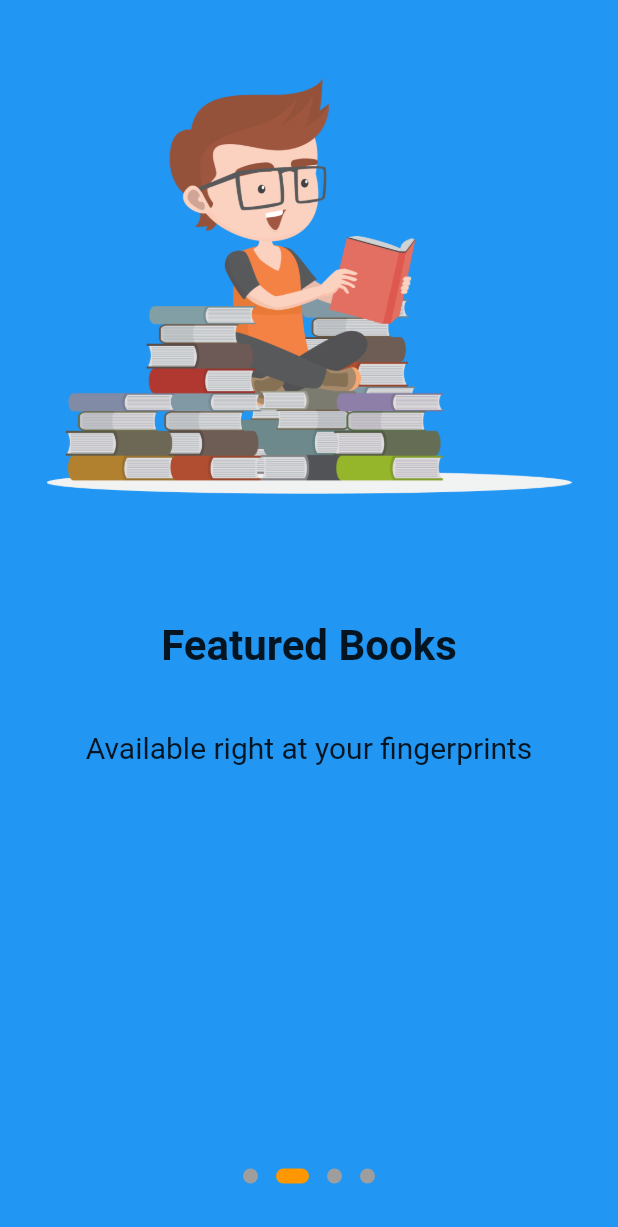
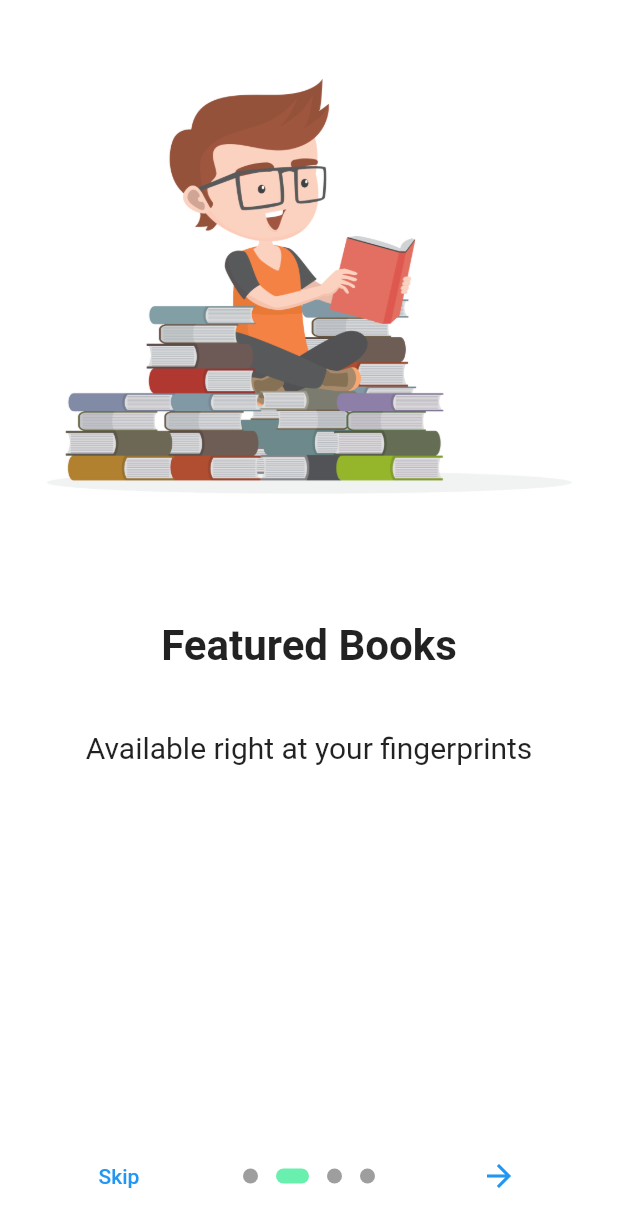
Before and after one commit to Mwita04/onboarding_screen, a Flutter app: the screen it shows after launch, after a tap on the "arrow forward" icon, on a phone screen of 412 x 824 dp. Shown: the top 1227 px of the screen. Run offline on Flutter 3.47's test engine with Material 2 defaults, Android fonts, the phone set to English and light mode, and no system bars; drawn by our look-alikes of introduction_screen.

Commit message:
commit on master

```diff
--- a/lib/page/onboarding_page.dart
+++ b/lib/page/onboarding_page.dart
@@ -1,5 +1,3 @@
-// ignore_for_file: prefer_const_constructors
-
 import 'package:flutter/material.dart';
 import 'package:introduction_screen/introduction_screen.dart';
 import 'package:onboarding_screen/page/home_page.dart';
@@ -46,15 +44,17 @@ class OnBoardingPage extends StatelessWidget {
           onSkip: () => goToHome(context),
           next: Icon(Icons.arrow_forward),
           dotsDecorator: getDotDecoration(),
-          onChange: (index) => print('Page $index selected'),
-          globalBackgroundColor: Theme.of(context).primaryColor,
-          skipFlex: 0,
-          nextFlex: 0,
-          //isProgressTap: true,
-          //isProgress: true,
-          //showNextButton: true,
+          onChange: (index) => print(
+              'Page $index selected'), // prints users screen activity on debug console
+          globalBackgroundColor: Theme.of(context)
+              .primaryColor, //Sets primary color to be used at the far left and right
+          //skipFlex: 0,
+          //nextFlex: 0,
+          //isProgressTap: false, // restricts swipes using bubbles
+          //isProgress: true, // Make the bubbles appear or disappear
+          //showNextButton: true, // Makes the Next button appear and disappear
           //freeze: false,
-          // animationDuration: 1000,
+          animationDuration: 500,
         ),
       );
 
@@ -65,9 +65,10 @@ class OnBoardingPage extends StatelessWidget {
   Widget buildImage(String path) =>
       Center(child: Image.asset(path, width: 350));
 
+// For the dots at the bpttom of the screen.
   DotsDecorator getDotDecoration() => DotsDecorator(
         //color: Color(0xFFBDBDBD),
-        activeColor: Colors.orange,
+        activeColor: Colors.greenAccent,
         size: Size(10, 10),
         activeSize: Size(22, 10),
         activeShape: RoundedRectangleBorder(
@@ -80,6 +81,6 @@ class OnBoardingPage extends StatelessWidget {
         bodyTextStyle: TextStyle(fontSize: 20),
         descriptionPadding: EdgeInsets.all(16).copyWith(bottom: 0),
         imagePadding: EdgeInsets.all(24),
-        pageColor: Colors.blue,
+        pageColor: Colors.white,
       );
 }
```
